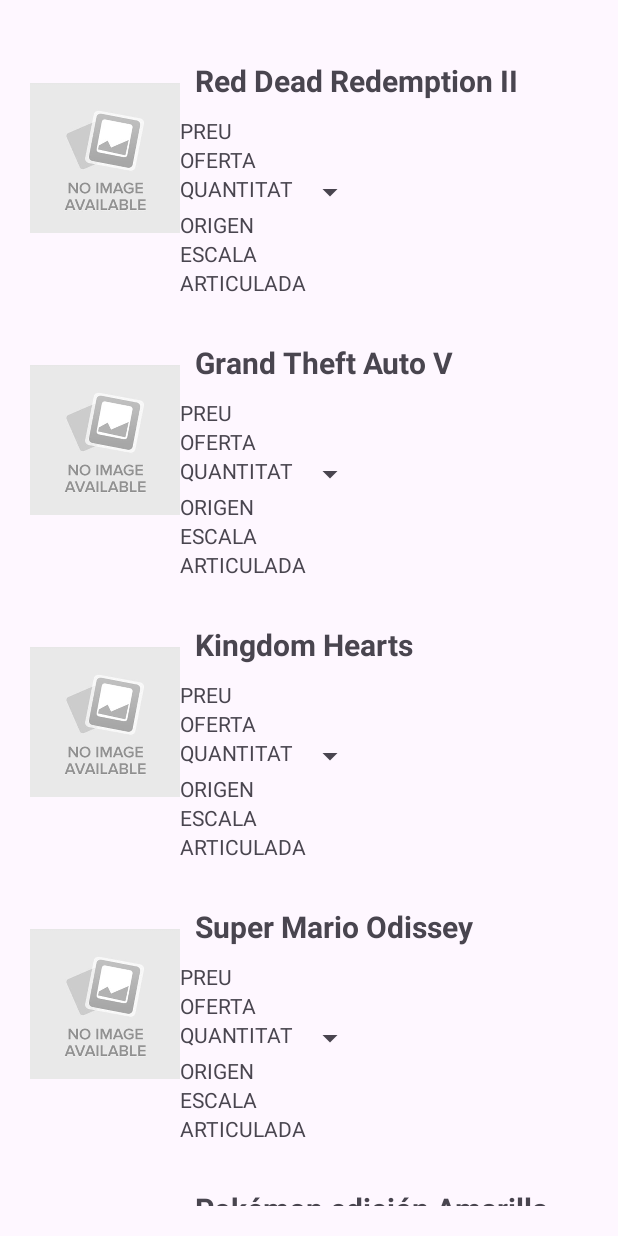
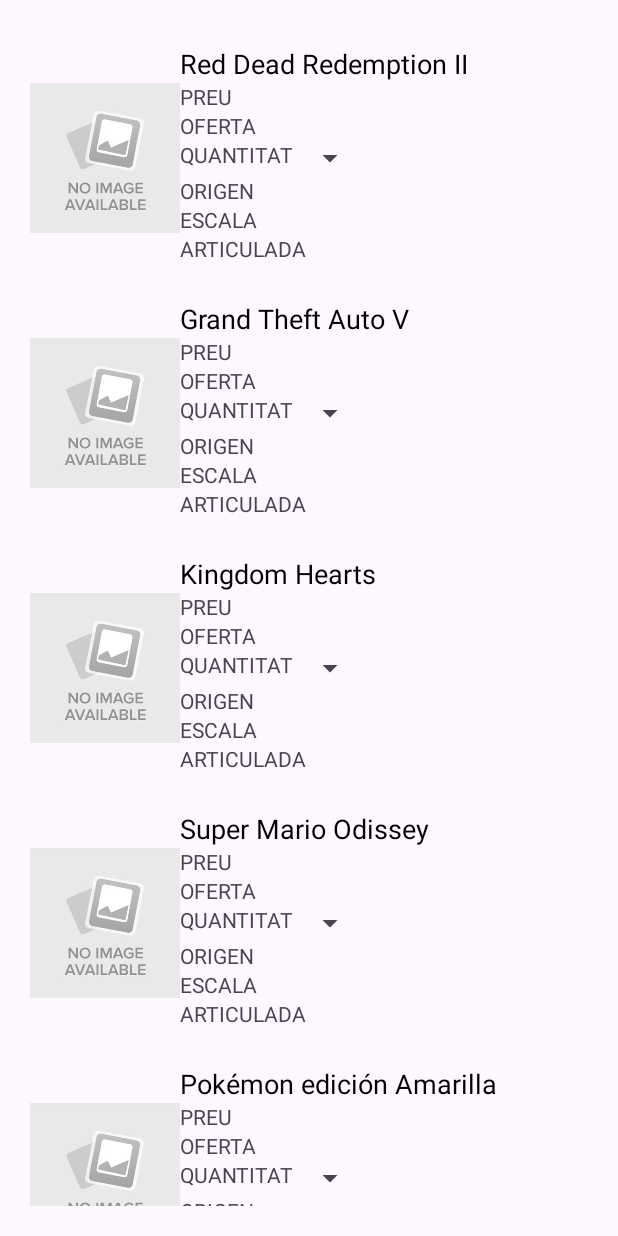
Before and after one commit to AlexSaborit/M07_04_01_Styling_My_App, an Android app: the screen it shows after launch (MainActivity), on a phone screen of 412 x 824 dp. Run offline under Robolectric (Android 15) with nearby library versions, the phone set to English and light mode, and no system bars.

Commit message:
Provant styles.xml

```diff
--- a/app/src/main/res/layout/listview_videojocs_items.xml
+++ b/app/src/main/res/layout/listview_videojocs_items.xml
@@ -19,12 +19,10 @@
         android:orientation="vertical">
         <TextView
             android:id="@+id/tvTitol"
+            style="@style/TextPrincipal"
+            android:text="NOM"
             android:layout_width="wrap_content"
             android:layout_height="wrap_content"
-            android:textSize="20sp"
-            android:textStyle="bold"
-            android:padding="10dp"
-            android:text="NOM"
             />
         <TextView
             android:id="@+id/tvPreu"
```
Also changed, not shown: app/src/main/res/values/styles.xml (added, +22 -0 lines).
